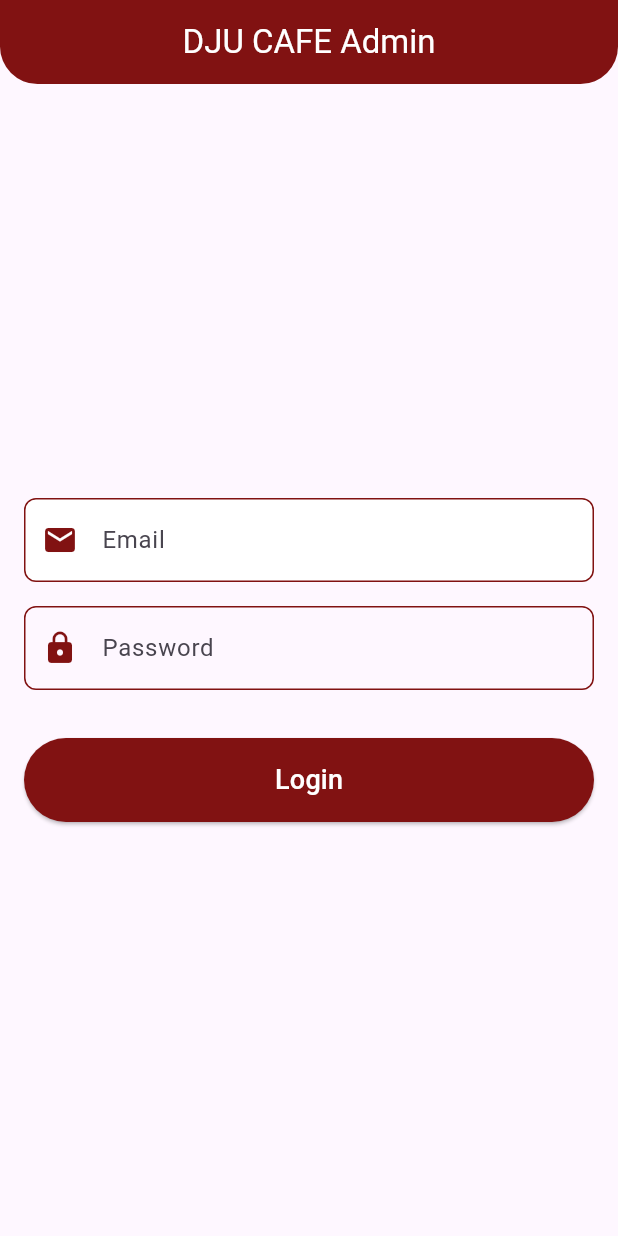
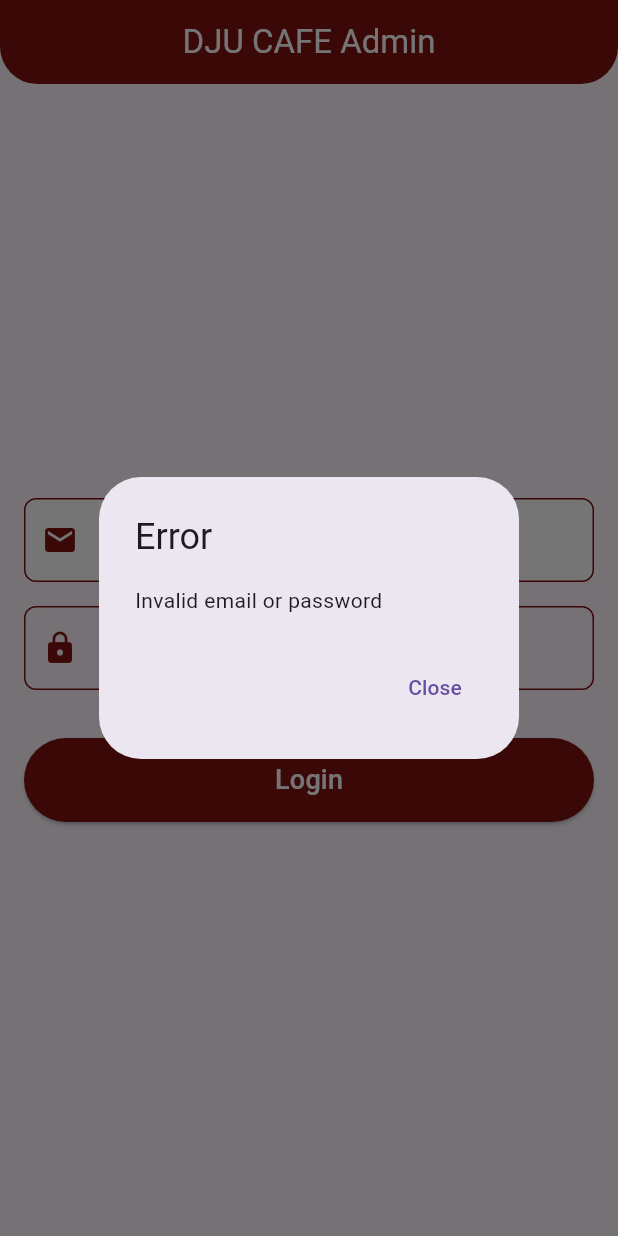
Before and after one commit to FAMISTIC/fyp_food_ordering_app, a Flutter app: the screen it shows after launch, after a tap on "Login", on a phone screen of 412 x 824 dp. Run offline on Flutter 3.47's test engine with Material 3 defaults, Android fonts, the light colour scheme and no system bars; our stand-ins replace awesome_notifications, cloud_firestore, firebase_auth, firebase_core, firebase_messaging, firebase_storage and 2 more; missing offline and left inert: app_settings, firebase_app_check; accounts and stored records are empty.

Commit message:
fix login admin

```diff
--- a/food_app1/lib/pages/settings_page.dart
+++ b/food_app1/lib/pages/settings_page.dart
@@ -91,10 +91,6 @@ class _SettingsPageState extends State<SettingsPage> {
         child: Column(
           crossAxisAlignment: CrossAxisAlignment.start,
           children: [
-            const Text(
-              'General Settings',
-              style: TextStyle(fontSize: 24, fontWeight: FontWeight.bold),
-            ),
             const SizedBox(height: 20),
             Container(
               padding: const EdgeInsets.all(8.0),
--- a/food_app1/lib/pages/table_reservation_page.dart
+++ b/food_app1/lib/pages/table_reservation_page.dart
@@ -1,4 +1,4 @@
-// ignore_for_file: use_build_context_synchronously
+// ignore_for_file: use_build_context_synchronously, library_private_types_in_public_api
 
 import 'package:flutter/material.dart';
 import 'package:cloud_firestore/cloud_firestore.dart';
@@ -18,7 +18,7 @@ class TableReservationPage extends StatefulWidget {
 
 class _TableReservationPageState extends State<TableReservationPage> {
   DateTime _selectedDate = DateTime.now();
-  TimeOfDay _selectedTime = TimeOfDay.now();
+  TimeOfDay _selectedTime = const TimeOfDay(hour: 9, minute: 0);
 
   final _formKey = GlobalKey<FormState>();
   final DateFormat _dateFormat = DateFormat('yyyy-MM-dd');
@@ -26,7 +26,7 @@ class _TableReservationPageState extends State<TableReservationPage> {
   // Add a list to store the selected tables
   final List<String> _selectedTables = [];
 
-  List<String> _userReservations = [];
+  final List<String> _userReservations = [];
 
   @override
   void initState() {
--- a/food_app1_admin/lib/login.dart
+++ b/food_app1_admin/lib/login.dart
@@ -131,7 +131,24 @@ class _LoginPageState extends State<LoginPage> {
                   }
                 } else {
                   // Disallow login for other users
-                  print("Only 'superadmin@gmail.com' is allowed to log in.");
+                  print("Login failed.");
+                  showDialog(
+                      context: context,
+                      builder: (BuildContext context) {
+                        return AlertDialog(
+                          title: const Text('Error'),
+                          content: const Text('Invalid email or password'),
+                          actions: <Widget>[
+                            TextButton(
+                              child: const Text('Close'),
+                              onPressed: () {
+                                Navigator.of(context).pop();
+                              },
+                            ),
+                          ],
+                        );
+                      },
+                    );
                 }
               },
               child: Container(
```
